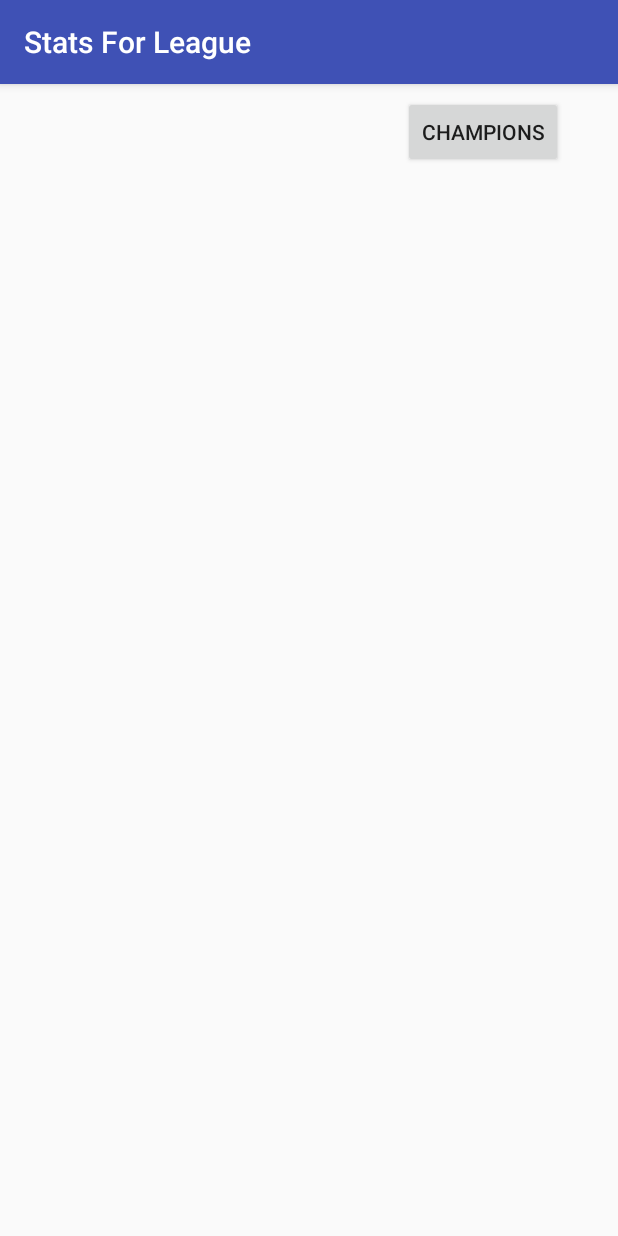
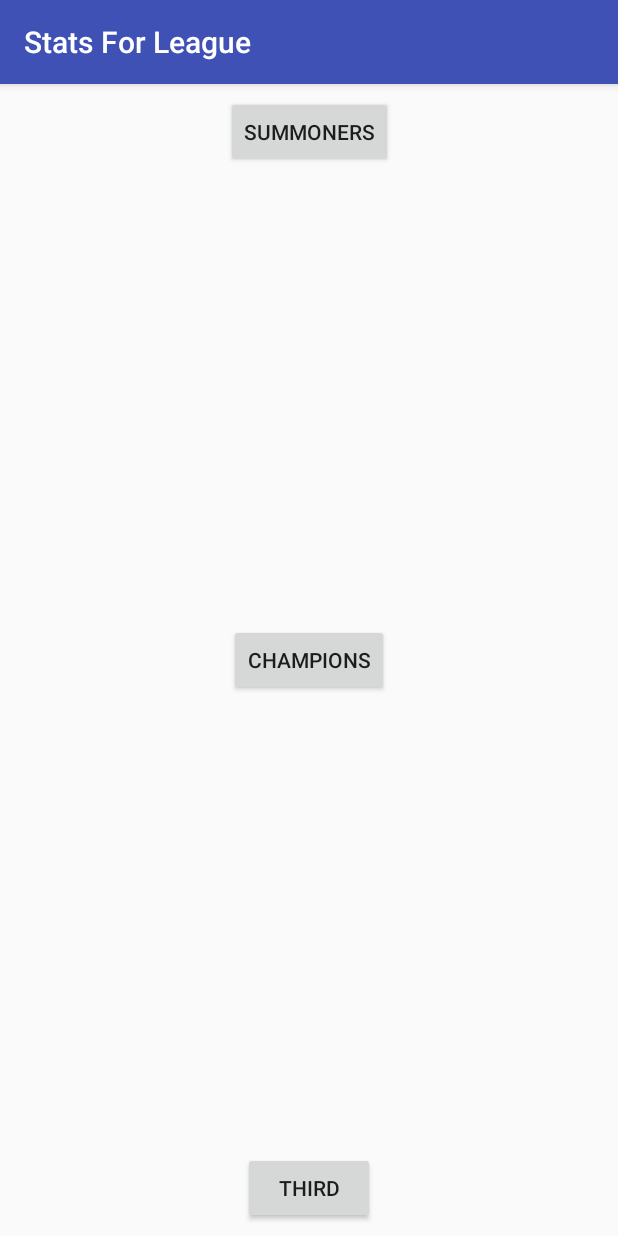
Before and after one commit to manubel/Stats-For-League, an Android app: the screen it shows after launch (MainActivity), on a phone screen of 412 x 824 dp. Run offline under Robolectric (Android 15) with nearby library versions, the phone set to English and light mode, and no system bars; our stand-ins replace ButterKnife.

Commit message:
Retrofit + summoner lookup implementatie

```diff
--- a/app/build.gradle
+++ b/app/build.gradle
@@ -27,6 +27,5 @@ dependencies {
     testImplementation unitTestLibs
     androidTestImplementation androidTestLibs
 
-    compile 'com.jakewharton:butterknife:8.8.1'
-    annotationProcessor 'com.jakewharton:butterknife-compiler:8.8.1'
+    annotationProcessor annotationProcessorLibs
 }
--- a/app/src/main/AndroidManifest.xml
+++ b/app/src/main/AndroidManifest.xml
@@ -1,6 +1,8 @@
 <?xml version="1.0" encoding="utf-8"?>
 <manifest xmlns:android="http://schemas.android.com/apk/res/android"
     package="be.manu.statsforleague">
+
+    <uses-permission android:name="android.permission.INTERNET" />
 
     <application
         android:allowBackup="true"
@@ -19,7 +21,8 @@
         <activity
             android:name=".features.champions.ChampionsActivity"
             android:label="@string/title_activity_champions"
-            android:theme="@style/AppTheme.NoActionBar"></activity>
+            android:theme="@style/AppTheme.NoActionBar" />
+        <activity android:name=".features.Summoners.SummonersActivity"></activity>
     </application>
 
 </manifest>
--- /dev/null
+++ b/app/src/main/java/be/manu/statsforleague/data/api/ChampionService.java
@@ -0,0 +1,5 @@
+package be.manu.statsforleague.data.api;
+
+public interface ChampionService {
+
+}
--- a/app/src/main/java/be/manu/statsforleague/features/main/MainMVP.java
+++ b/app/src/main/java/be/manu/statsforleague/features/main/MainMVP.java
@@ -1,11 +1,16 @@
 package be.manu.statsforleague.features.main;
 
+// TODO rename naar presenter en view in plaats van main ervoor
 public interface MainMVP {
     interface MainPresenter {
         void championsButtonClicked();
+
+        void summonersButtonClicked(String summonerName);
     }
 
-    interface MainView{
-        void displayChampionsMessage();
+    interface MainView {
+        void navigateToChampionsActivity();
+
+        void navigateToSummonersActivity(String summonerName);
     }
 }
--- a/app/src/main/res/layout/activity_main.xml
+++ b/app/src/main/res/layout/activity_main.xml
@@ -4,11 +4,42 @@
     xmlns:tools="http://schemas.android.com/tools"
     android:layout_width="match_parent"
     android:layout_height="match_parent"
-    tools:context=".features.main.MainActivity">
+    tools:context=".features.main.MainActivity"
+    tools:layout_editor_absoluteY="81dp">
 
 
     <Button
+        android:id="@+id/thirdButton"
+        android:layout_width="wrap_content"
+        android:layout_height="wrap_content"
+        android:layout_marginBottom="8dp"
+        android:layout_marginEnd="8dp"
+        android:layout_marginLeft="8dp"
+        android:layout_marginRight="8dp"
+        android:layout_marginStart="8dp"
+        android:text="@string/thirdButton"
+        app:layout_constraintBottom_toBottomOf="parent"
+        app:layout_constraintEnd_toEndOf="parent"
+        app:layout_constraintStart_toStartOf="parent" />
+
+    <Button
         android:id="@+id/championsButton"
+        android:layout_width="wrap_content"
+        android:layout_height="wrap_content"
+        android:layout_marginBottom="8dp"
+        android:layout_marginEnd="8dp"
+        android:layout_marginLeft="8dp"
+        android:layout_marginRight="8dp"
+        android:layout_marginStart="8dp"
+        android:layout_marginTop="8dp"
+        android:text="@string/championsButton"
+        app:layout_constraintBottom_toTopOf="@+id/thirdButton"
+        app:layout_constraintEnd_toEndOf="parent"
+        app:layout_constraintStart_toStartOf="parent"
+        app:layout_constraintTop_toBottomOf="@+id/summonersButton" />
+
+    <Button
+        android:id="@+id/summonersButton"
         android:layout_width="wrap_content"
         android:layout_height="wrap_content"
         android:layout_marginEnd="8dp"
@@ -16,9 +47,8 @@
         android:layout_marginRight="8dp"
         android:layout_marginStart="8dp"
         android:layout_marginTop="8dp"
-        android:text="@string/championsButton"
+        android:text="@string/summonersButton"
         app:layout_constraintEnd_toEndOf="parent"
-        app:layout_constraintHorizontal_bias="0.9"
         app:layout_constraintStart_toStartOf="parent"
         app:layout_constraintTop_toTopOf="parent" />
 </android.support.constraint.ConstraintLayout>
--- a/app/src/main/res/values/strings.xml
+++ b/app/src/main/res/values/strings.xml
@@ -2,4 +2,6 @@
     <string name="app_name">Stats For League</string>
     <string name="championsButton">Champions</string>
     <string name="title_activity_champions">ChampionsActivity</string>
+    <string name="summonersButton">Summoners</string>
+    <string name="thirdButton">Third</string>
 </resources>
```
Also changed, not shown: app/dependencies.gradle (+5 -2 lines), app/src/main/java/be/manu/statsforleague/data/api/SummonerService.java (added, +12 -0 lines), app/src/main/java/be/manu/statsforleague/data/model/SummonerDTO.java (added, +59 -0 lines), app/src/main/java/be/manu/statsforleague/features/Summoners/SummonersActivity.java (added, +41 -0 lines), app/src/main/java/be/manu/statsforleague/features/Summoners/SummonersMVP.java (added, +13 -0 lines), app/src/main/java/be/manu/statsforleague/features/Summoners/SummonersPresenter.java (added, +47 -0 lines), app/src/main/java/be/manu/statsforleague/features/main/MainActivity.java (+14 -2 lines), app/src/main/java/be/manu/statsforleague/features/main/MainPresenter.java (+6 -1 lines), app/src/main/res/layout/activity_summoners.xml (added, +22 -0 lines).
